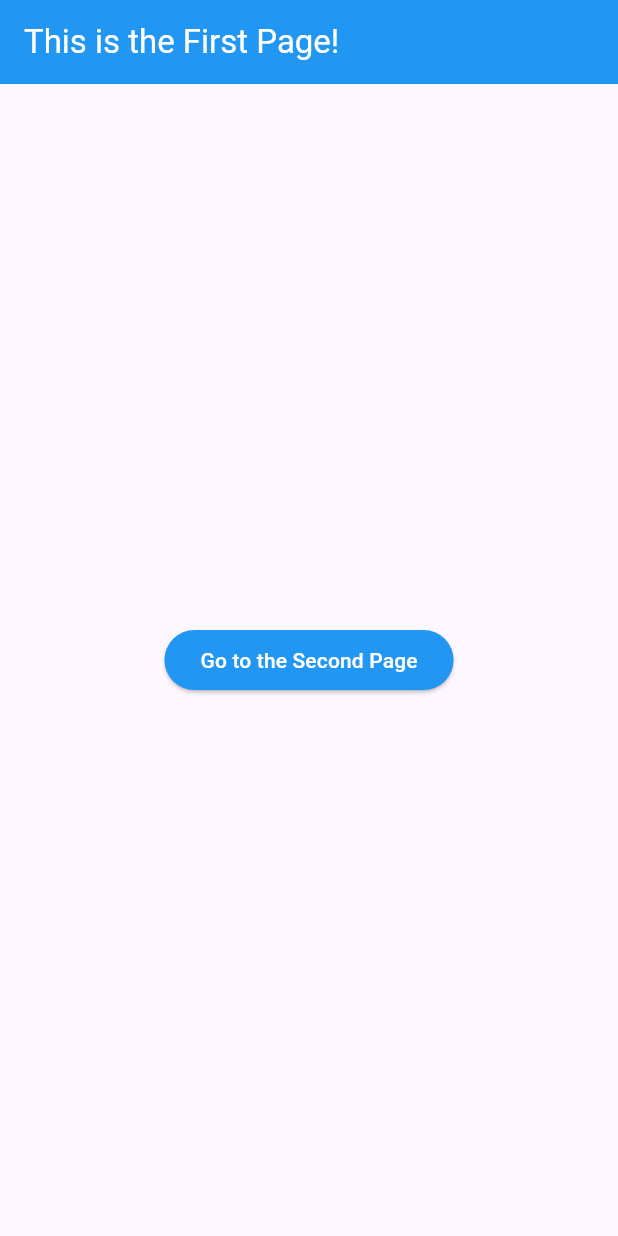
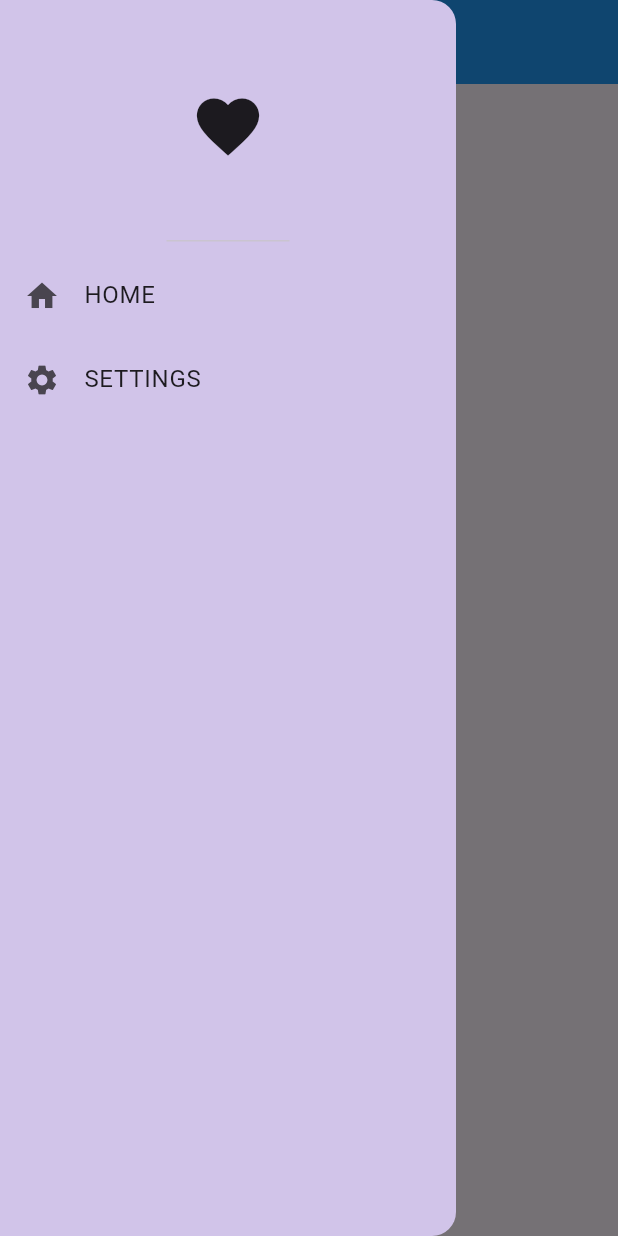
Before and after one commit to MdHananSjd/Flutter-progress, a Flutter app: the screen it shows after launch, with the side drawer open (before the commit the screen has no drawer), on a phone screen of 412 x 824 dp. Run offline on Flutter 3.47's test engine with Material 3 defaults, Android fonts, the phone set to English and light mode, and no system bars.

```diff
--- a/lib/main.dart
+++ b/lib/main.dart
@@ -2,6 +2,8 @@
 
 import 'package:flutter/material.dart';
 import 'package:learningdart/pages/first_page.dart';
+import 'package:learningdart/pages/home_page.dart';
+import 'package:learningdart/pages/settings_page.dart';
 
 void main() {   //void is to specify that this function returns nothing
   runApp( MyApp());
@@ -15,6 +17,11 @@ class MyApp extends StatelessWidget {
     return MaterialApp(
       debugShowCheckedModeBanner: false,
       home: FirstPage(),
+      routes: {
+        '/firstpage' : (context) => FirstPage(),
+        '/homepage' : (context) => HomePage(),
+        '/settingspage' : (context) => SettingsPage()
+      }
     );
   }
 }
--- a/lib/pages/first_page.dart
+++ b/lib/pages/first_page.dart
@@ -1,5 +1,7 @@
+// ignore_for_file: prefer_const_constructors, prefer_const_literals_to_create_immutables
+
 import 'package:flutter/material.dart';
-import 'package:learningdart/pages/second_page.dart';
+
 
 class FirstPage extends StatelessWidget {
   const FirstPage({super.key});
@@ -12,14 +14,41 @@ class FirstPage extends StatelessWidget {
         backgroundColor: Colors.blue,
         foregroundColor: Colors.white
         ),
-      body: Center(
-        child: ElevatedButton(
-          child: Text("Go to the Second Page"),
-          style: ElevatedButton.styleFrom(backgroundColor: Colors.blue, foregroundColor: Colors.white),
-          onPressed: () {
-            //Navigate to the second page
-            Navigator.push(context, MaterialPageRoute(builder: (context) => SecondPage(),));
-          }
+      drawer: Drawer(
+        backgroundColor: Colors.deepPurple[100],
+        child: Column(
+          children: [
+            DrawerHeader(
+              child: Icon(
+                Icons.favorite,
+                size: 50,
+                )
+            ),
+            //Home option
+            ListTile(
+              title: Text('HOME'),
+              leading: Icon(Icons.home),
+              onTap: () {
+                //Popping the drawer first
+                Navigator.pop(context);
+                //When tapped, go to home page
+                Navigator.pushNamed(context, '/homepage');
+              },
+            ),
+
+            // Settings option
+            ListTile(
+              title: Text('SETTINGS'),
+              leading: Icon(Icons.settings),
+              onTap: () {
+                //Popping the drawer first
+                Navigator.pop(context);
+                //when tapped, go to the settings page
+                Navigator.pushNamed(context, '/settingspage');
+              },
+            )
+
+          ]
         )
       ),
     );
--- a/lib/pages/second_page.dart
+++ b/lib/pages/home_page.dart
@@ -1,16 +1,16 @@
 import 'package:flutter/material.dart';
 
-class SecondPage extends StatelessWidget {
-  const SecondPage({super.key});
+class HomePage extends StatelessWidget {
+  HomePage({super.key});
 
   @override
   Widget build(BuildContext context) {
     return Scaffold(
       appBar: AppBar(
-        title: Text("This is the second page!"),
+        title: Text('Home Page'),
         backgroundColor: Colors.blue,
         foregroundColor: Colors.white,
-        )
+        ),
     );
   }
 }
```
Also changed, not shown: lib/pages/settings_page.dart (added, +16 -0 lines).
